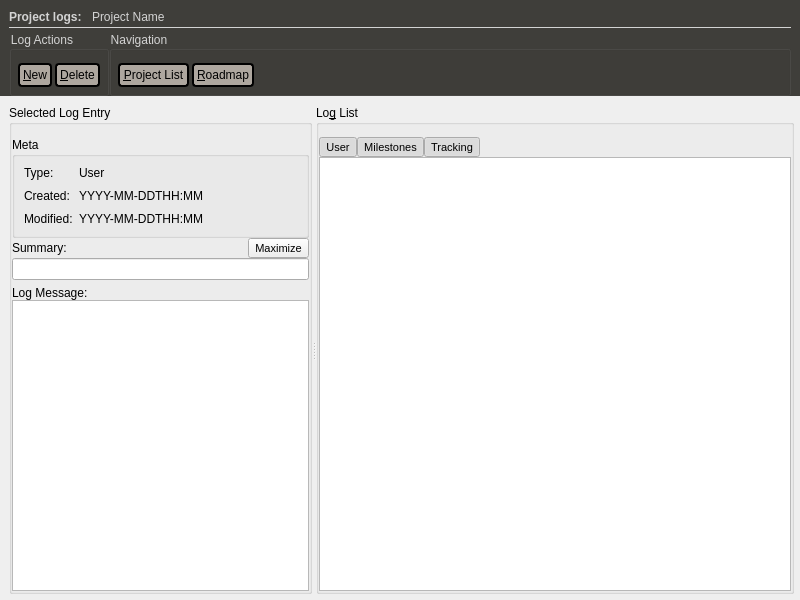
This is forms/log2.ui in skriticos/nelia1 as Qt 5 draws it before an edit. The edited form follows.
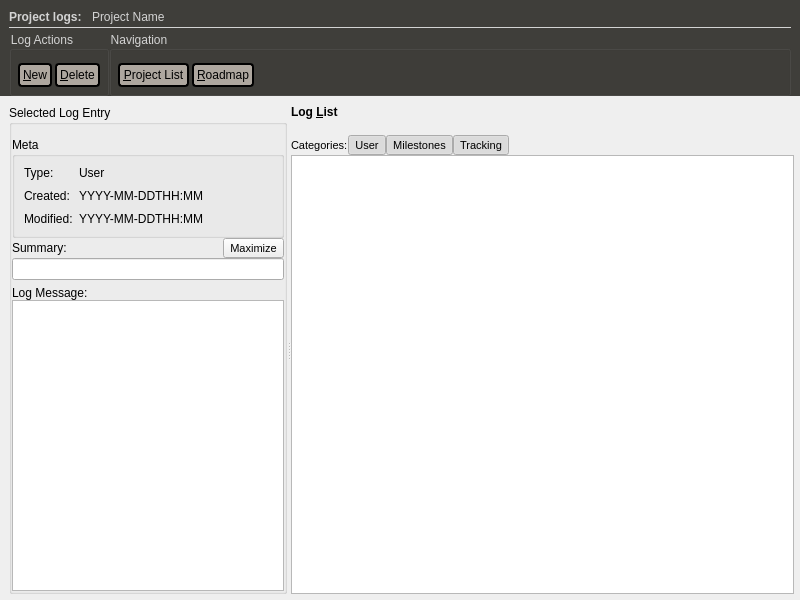
This is the edited form.

Patch:
```diff
--- a/forms/log2.ui
+++ b/forms/log2.ui
@@ -512,33 +512,21 @@
           </item>
          </layout>
         </widget>
-        <widget class="QGroupBox" name="group_log_list">
+        <widget class="QWidget" name="group_log_list" native="true">
          <property name="sizePolicy">
           <sizepolicy hsizetype="Preferred" vsizetype="Preferred">
            <horstretch>2</horstretch>
            <verstretch>0</verstretch>
           </sizepolicy>
          </property>
-         <property name="title">
-          <string>Lo&amp;g List</string>
-         </property>
          <layout class="QGridLayout" name="gridLayout_9">
-          <property name="leftMargin">
-           <number>0</number>
-          </property>
-          <property name="topMargin">
-           <number>12</number>
-          </property>
-          <property name="rightMargin">
-           <number>0</number>
-          </property>
-          <property name="bottomMargin">
+          <property name="margin">
            <number>0</number>
           </property>
           <property name="spacing">
            <number>0</number>
           </property>
-          <item row="1" column="0" colspan="5">
+          <item row="2" column="0" colspan="7">
            <widget class="QTableView" name="tbl_log_list">
             <property name="font">
              <font>
@@ -559,25 +547,7 @@
             </property>
            </widget>
           </item>
-          <item row="0" column="1">
-           <widget class="QToolButton" name="btn_log_user">
-            <property name="font">
-             <font>
-              <pointsize>8</pointsize>
-             </font>
-            </property>
-            <property name="text">
-             <string>User</string>
-            </property>
-            <property name="checkable">
-             <bool>true</bool>
-            </property>
-            <property name="checked">
-             <bool>true</bool>
-            </property>
-           </widget>
-          </item>
-          <item row="0" column="4">
+          <item row="1" column="6">
            <spacer name="horizontalSpacer_3">
             <property name="orientation">
              <enum>Qt::Horizontal</enum>
@@ -590,7 +560,7 @@
             </property>
            </spacer>
           </item>
-          <item row="0" column="3">
+          <item row="1" column="5">
            <widget class="QToolButton" name="btn_log_tracking">
             <property name="font">
              <font>
@@ -608,7 +578,32 @@
             </property>
            </widget>
           </item>
-          <item row="0" column="2">
+          <item row="0" column="1">
+           <widget class="QLabel" name="label_6">
+            <property name="minimumSize">
+             <size>
+              <width>0</width>
+              <height>30</height>
+             </size>
+            </property>
+            <property name="font">
+             <font>
+              <weight>75</weight>
+              <bold>true</bold>
+             </font>
+            </property>
+            <property name="text">
+             <string>Log &amp;List</string>
+            </property>
+            <property name="alignment">
+             <set>Qt::AlignLeading|Qt::AlignLeft|Qt::AlignTop</set>
+            </property>
+            <property name="buddy">
+             <cstring>tbl_log_list</cstring>
+            </property>
+           </widget>
+          </item>
+          <item row="1" column="3">
            <widget class="QToolButton" name="btn_log_milestone">
             <property name="font">
              <font>
@@ -626,6 +621,36 @@
             </property>
            </widget>
           </item>
+          <item row="1" column="2">
+           <widget class="QToolButton" name="btn_log_user">
+            <property name="font">
+             <font>
+              <pointsize>8</pointsize>
+             </font>
+            </property>
+            <property name="text">
+             <string>User</string>
+            </property>
+            <property name="checkable">
+             <bool>true</bool>
+            </property>
+            <property name="checked">
+             <bool>true</bool>
+            </property>
+           </widget>
+          </item>
+          <item row="1" column="1">
+           <widget class="QLabel" name="label_8">
+            <property name="font">
+             <font>
+              <pointsize>8</pointsize>
+             </font>
+            </property>
+            <property name="text">
+             <string>Categories:</string>
+            </property>
+           </widget>
+          </item>
          </layout>
         </widget>
        </widget>
```
Left out of the diff: 2 changed lines with no effect on the pictures.
